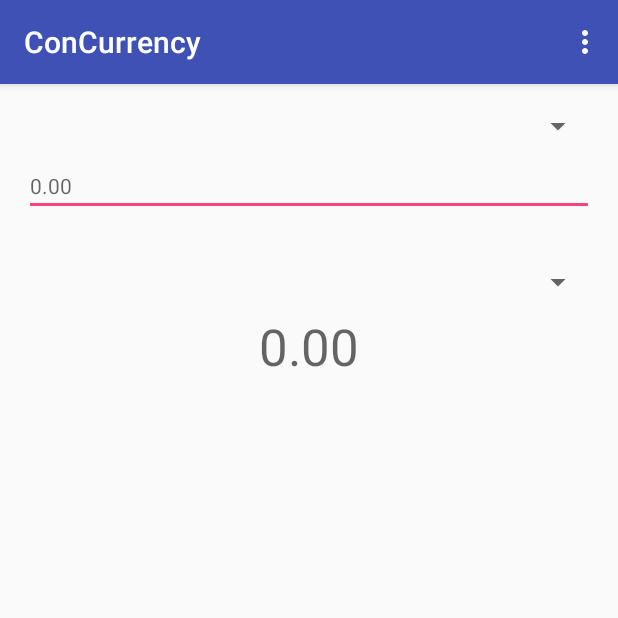
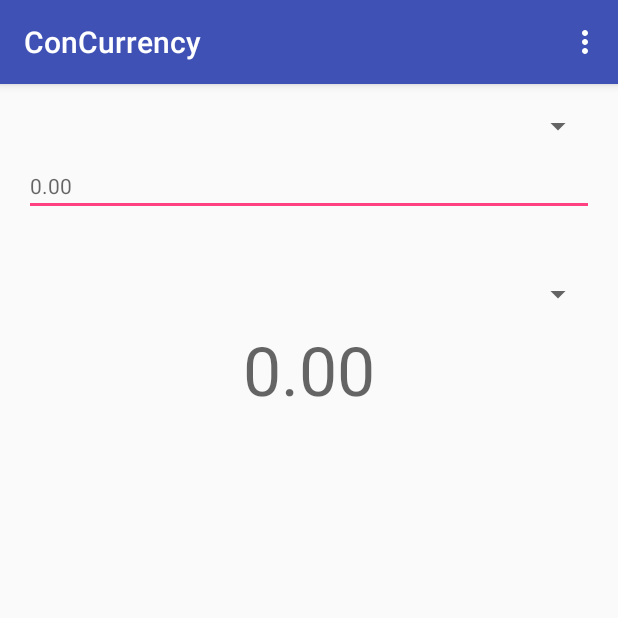
Before and after one commit to mdpearce/mobile-app-concurrency-android, an Android app: the screen it shows after launch (ConverterActivity), on a phone screen of 412 x 824 dp, the top half of it. Run offline under Robolectric (Android 15) with nearby library versions, the phone set to English and light mode, and no system bars; our stand-ins replace ButterKnife; 1 statement that could not run was skipped.

Commit message:
Adjust layout slightly

```diff
--- a/app/src/main/res/layout/fragment_converter.xml
+++ b/app/src/main/res/layout/fragment_converter.xml
@@ -40,7 +40,7 @@
         android:id="@+id/spinner_to_currency"
         app:layout_constraintLeft_toLeftOf="@+id/text_from_amount"
         app:layout_constraintTop_toBottomOf="@+id/text_from_amount"
-        android:layout_marginTop="32dp"
+        android:layout_marginTop="40dp"
         app:layout_constraintRight_toRightOf="@+id/text_from_amount"/>
 
     <TextView
@@ -48,7 +48,7 @@
         android:layout_width="wrap_content"
         android:layout_height="wrap_content"
         android:id="@+id/text_to_amount"
-        android:textAppearance="@style/TextAppearance.AppCompat.Display1"
+        android:textAppearance="@style/TextAppearance.AppCompat.Display2"
         app:layout_constraintLeft_toLeftOf="@+id/content_converter"
         android:layout_marginLeft="16dp"
         android:layout_marginStart="16dp"
```
